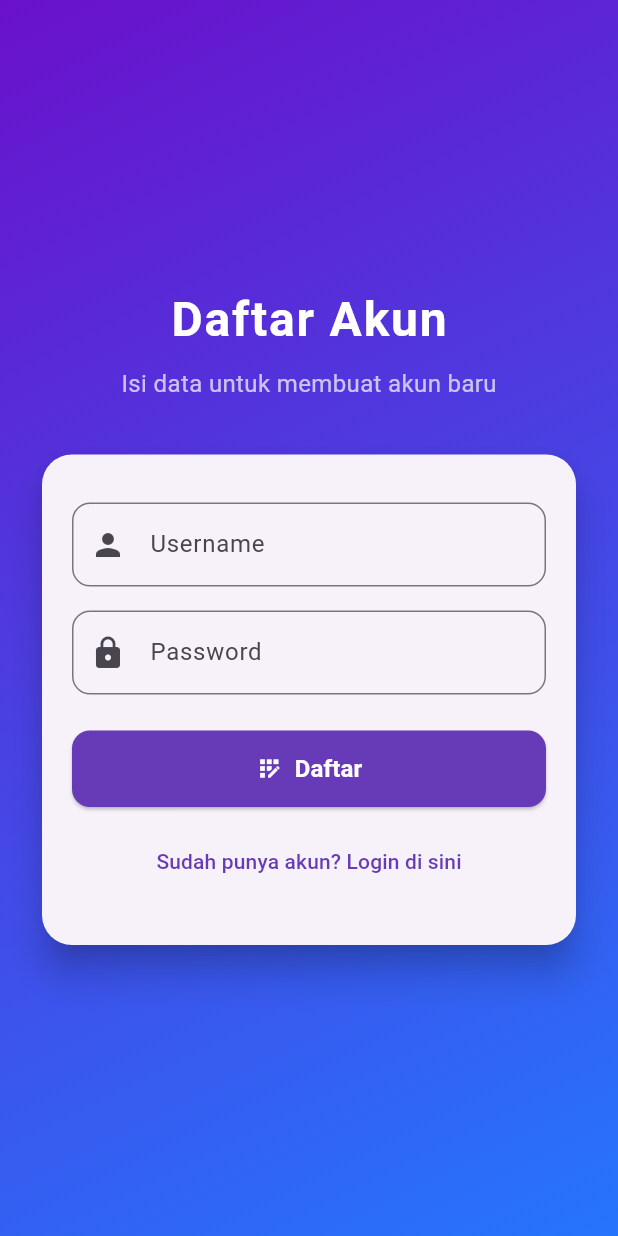
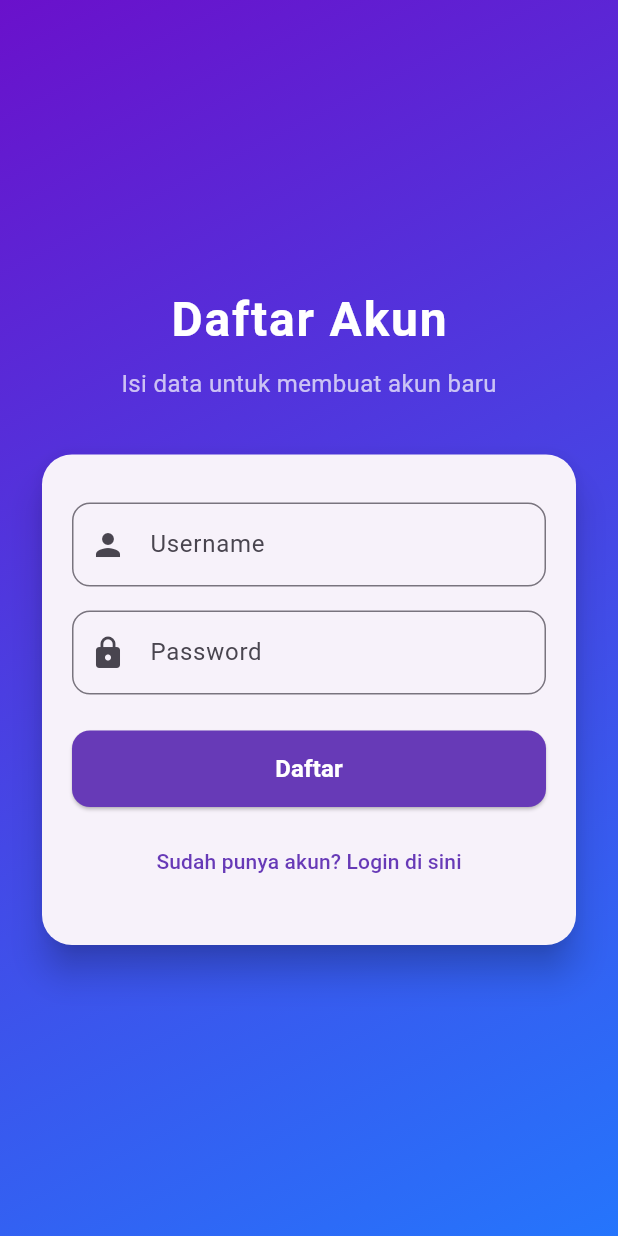
Before and after one commit to PutraSihombingdev/Quiz_Ganesha, a Flutter app: the screen it shows after launch, after a tap on "Belum punya akun? Daftar di sini", on a phone screen of 412 x 824 dp. Run offline on Flutter 3.47's test engine with Material 3 defaults, Android fonts, the light colour scheme and no system bars; our stand-ins replace shared_preferences, sqflite; missing offline and left inert: mobile_scanner; accounts and stored records are empty.

Commit message:
menghapus icon login dan daftar

```diff
--- a/lib/screens/login_screen.dart
+++ b/lib/screens/login_screen.dart
@@ -117,7 +117,6 @@ class _LoginScreenState extends State<LoginScreen> {
                           child: _isLoading
                               ? Center(child: CircularProgressIndicator(color: themeColor))
                               : ElevatedButton.icon(
-                                  icon: Icon(Icons.login, color: Colors.white),
                                   label: Text(
                                     'Login',
                                     style: TextStyle(fontSize: 16, fontWeight: FontWeight.bold, color: Colors.white),
--- a/lib/screens/register_screen.dart
+++ b/lib/screens/register_screen.dart
@@ -136,7 +136,6 @@ class _RegisterScreenState extends State<RegisterScreen> {
                           child: _isLoading
                               ? Center(child: CircularProgressIndicator(color: themeColor))
                               : ElevatedButton.icon(
-                                  icon: Icon(Icons.app_registration, color: Colors.white),
                                   label: Text(
                                     'Daftar',
                                     style: TextStyle(fontSize: 16, fontWeight: FontWeight.bold, color: Colors.white),
```
Also changed, not shown: pubspec.lock.
